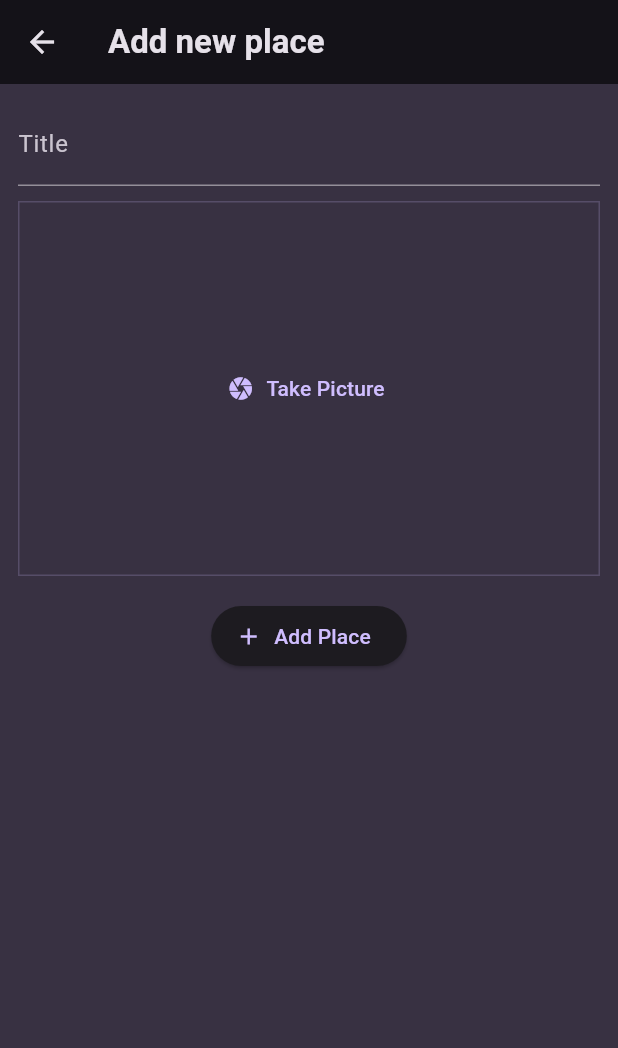
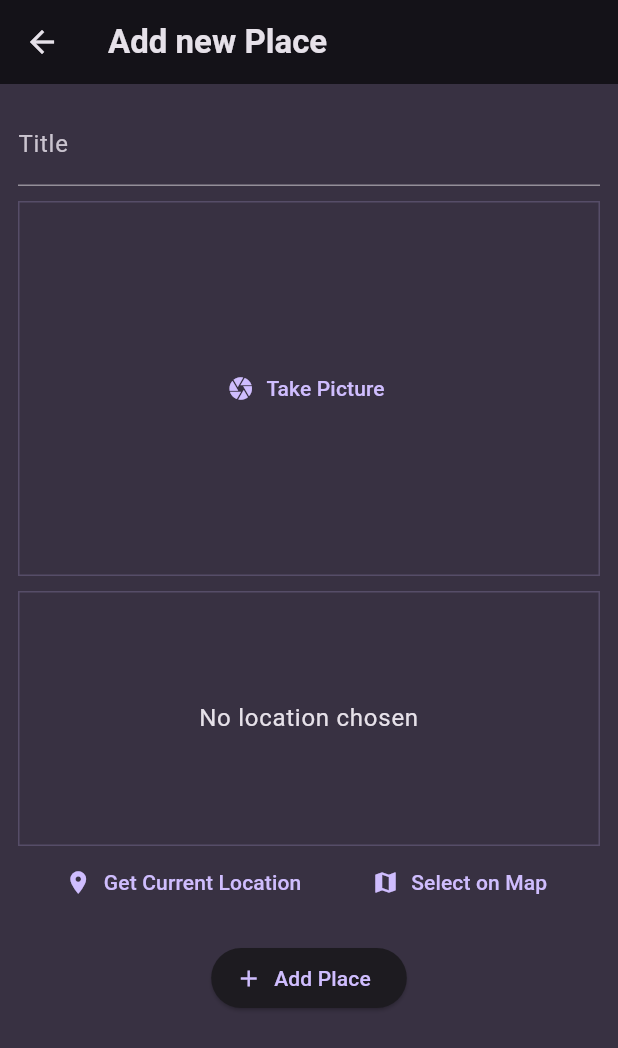
Before and after one commit to DINESH-JUMANI/Flutter-Projects, a Flutter app: the AddPlaceScreen screen opened directly, on a phone screen of 412 x 824 dp. Shown: the top 1048 px of the screen. Run offline on Flutter 3.47's test engine with Material 3 defaults, Android fonts, the phone set to English and light mode, and no system bars; our stand-ins replace flutter_riverpod, google_fonts, google_maps_flutter, image_picker, location, sqflite and 1 more; accounts and stored records are empty.

Commit message:
Added google maps

```diff
--- a/favorite_places/lib/main.dart
+++ b/favorite_places/lib/main.dart
@@ -1,7 +1,8 @@
-import 'package:favorite_places/screens/places.dart';
 import 'package:flutter/material.dart';
 import 'package:flutter_riverpod/flutter_riverpod.dart';
 import 'package:google_fonts/google_fonts.dart';
+
+import 'package:favorite_places/screens/places.dart';
 
 final colorScheme = ColorScheme.fromSeed(
   brightness: Brightness.dark,
@@ -33,7 +34,7 @@ void main() {
 }
 
 class MyApp extends StatelessWidget {
-  const MyApp({Key? key}) : super(key: key);
+  const MyApp({super.key});
 
   @override
   Widget build(BuildContext context) {
--- a/favorite_places/lib/models/place.dart
+++ b/favorite_places/lib/models/place.dart
@@ -1,13 +1,30 @@
 import 'dart:io';
-
 import 'package:uuid/uuid.dart';
 
 const uuid = Uuid();
 
+class PlaceLocation {
+  const PlaceLocation({
+    required this.latitude,
+    required this.longitude,
+    required this.address,
+  });
+
+  final double latitude;
+  final double longitude;
+  final String address;
+}
+
 class Place {
-  Place({required this.title, required this.image}) : id = uuid.v4();
+  Place({
+    required this.title,
+    required this.image,
+    required this.location,
+    String? id,
+  }) : id = id ?? uuid.v4();
 
   final String id;
   final String title;
   final File image;
+  final PlaceLocation location;
 }
--- a/favorite_places/lib/screens/add_place.dart
+++ b/favorite_places/lib/screens/add_place.dart
@@ -1,9 +1,12 @@
 import 'dart:io';
 
+import 'package:favorite_places/models/place.dart';
+import 'package:favorite_places/widgets/location_input.dart';
+import 'package:flutter_riverpod/flutter_riverpod.dart';
+import 'package:flutter/material.dart';
+
+import 'package:favorite_places/widgets/image_input.dart';
 import 'package:favorite_places/providers/user_places.dart';
-import 'package:favorite_places/widgets/image_input.dart';
-import 'package:flutter/material.dart';
-import 'package:flutter_riverpod/flutter_riverpod.dart';
 
 class AddPlaceScreen extends ConsumerStatefulWidget {
   const AddPlaceScreen({super.key});
@@ -17,29 +20,35 @@ class AddPlaceScreen extends ConsumerStatefulWidget {
 class _AddPlaceScreenState extends ConsumerState<AddPlaceScreen> {
   final _titleController = TextEditingController();
   File? _selectedImage;
+  PlaceLocation? _selectedLocation;
 
   void _savePlace() {
     final enteredTitle = _titleController.text;
-    if (enteredTitle.isEmpty || _selectedImage == null) {
+
+    if (enteredTitle.isEmpty ||
+        _selectedImage == null ||
+        _selectedLocation == null) {
       return;
     }
+
     ref
         .read(userPlacesProvider.notifier)
-        .addPlace(enteredTitle, _selectedImage!);
+        .addPlace(enteredTitle, _selectedImage!, _selectedLocation!);
+
     Navigator.of(context).pop();
   }
 
   @override
   void dispose() {
+    _titleController.dispose();
     super.dispose();
-    _titleController.dispose();
   }
 
   @override
   Widget build(BuildContext context) {
     return Scaffold(
       appBar: AppBar(
-        title: const Text('Add new place'),
+        title: const Text('Add new Place'),
       ),
       body: SingleChildScrollView(
         padding: const EdgeInsets.all(12),
@@ -58,12 +67,18 @@ class _AddPlaceScreenState extends ConsumerState<AddPlaceScreen> {
                 _selectedImage = image;
               },
             ),
+            const SizedBox(height: 10),
+            LocationInput(
+              onSelectLocation: (location) {
+                _selectedLocation = location;
+              },
+            ),
             const SizedBox(height: 16),
             ElevatedButton.icon(
               onPressed: _savePlace,
               icon: const Icon(Icons.add),
               label: const Text('Add Place'),
-            )
+            ),
           ],
         ),
       ),
--- /dev/null
+++ b/favorite_places/lib/widgets/location_input.dart
@@ -0,0 +1,162 @@
+import 'dart:convert';
+
+import 'package:flutter/material.dart';
+import 'package:google_maps_flutter/google_maps_flutter.dart';
+
+import 'package:location/location.dart';
+import 'package:http/http.dart' as http;
+
+import 'package:favorite_places/screens/map.dart';
+import 'package:favorite_places/models/place.dart';
+
+class LocationInput extends StatefulWidget {
+  const LocationInput({super.key, required this.onSelectLocation});
+
+  final void Function(PlaceLocation location) onSelectLocation;
+
+  @override
+  State<LocationInput> createState() {
+    return _LocationInputState();
+  }
+}
+
+class _LocationInputState extends State<LocationInput> {
+  PlaceLocation? _pickedLocation;
+  var _isGettingLocation = false;
+
+  String get locationImage {
+    if (_pickedLocation == null) {
+      return '';
+    }
+    final lat = _pickedLocation!.latitude;
+    final lng = _pickedLocation!.longitude;
+    return 'https://maps.googleapis.com/maps/api/staticmap?center=$lat,$lng=&zoom=16&size=600x300&maptype=roadmap&markers=color:red%7Clabel:A%7C$lat,$lng&key=AIzaSyDLcwxUggpPZo8lcbH0TB4Crq5SJjtj4ag';
+  }
+
+  Future<void> _savePlace(double latitude, double longitude) async {
+    final url = Uri.parse(
+        'https://maps.googleapis.com/maps/api/geocode/json?latlng=$latitude,$longitude&key=AIzaSyDLcwxUggpPZo8lcbH0TB4Crq5SJjtj4ag');
+    final response = await http.get(url);
+    final resData = json.decode(response.body);
+    final address = resData['results'][0]['formatted_address'];
+
+    setState(() {
+      _pickedLocation = PlaceLocation(
+        latitude: latitude,
+        longitude: longitude,
+        address: address,
+      );
+      _isGettingLocation = false;
+    });
+
+    widget.onSelectLocation(_pickedLocation!);
+  }
+
+  void _getCurrentLocation() async {
+    Location location = Location();
+
+    bool serviceEnabled;
+    PermissionStatus permissionGranted;
+    LocationData locationData;
+
+    serviceEnabled = await location.serviceEnabled();
+    if (!serviceEnabled) {
+      serviceEnabled = await location.requestService();
+      if (!serviceEnabled) {
+        return;
+      }
+    }
+
+    permissionGranted = await location.hasPermission();
+    if (permissionGranted == PermissionStatus.denied) {
+      permissionGranted = await location.requestPermission();
+      if (permissionGranted != PermissionStatus.granted) {
+        return;
+      }
+    }
+
+    setState(() {
+      _isGettingLocation = true;
+    });
+
+    locationData = await location.getLocation();
+    final lat = locationData.latitude;
+    final lng = locationData.longitude;
+
+    if (lat == null || lng == null) {
+      return;
+    }
+
+    _savePlace(lat, lng);
+  }
+
+  void _selectOnMap() async {
+    final pickedLocation = await Navigator.of(context).push<LatLng>(
+      MaterialPageRoute(
+        builder: (ctx) => const MapScreen(),
+      ),
+    );
+
+    if (pickedLocation == null) {
+      return;
+    }
+
+    _savePlace(pickedLocation.latitude, pickedLocation.longitude);
+  }
+
+  @override
+  Widget build(BuildContext context) {
+    Widget previewContent = Text(
+      'No location chosen',
+      textAlign: TextAlign.center,
+      style: Theme.of(context).textTheme.bodyLarge!.copyWith(
+            color: Theme.of(context).colorScheme.onBackground,
+          ),
+    );
+
+    if (_pickedLocation != null) {
+      previewContent = Image.network(
+        locationImage,
+        fit: BoxFit.cover,
+        width: double.infinity,
+        height: double.infinity,
+      );
+    }
+
+    if (_isGettingLocation) {
+      previewContent = const CircularProgressIndicator();
+    }
+
+    return Column(
+      children: [
+        Container(
+          height: 170,
+          width: double.infinity,
+          alignment: Alignment.center,
+          decoration: BoxDecoration(
+            border: Border.all(
+              width: 1,
+              color: Theme.of(context).colorScheme.primary.withOpacity(0.2),
+            ),
+          ),
+          child: previewContent,
+        ),
+        Row(
+          mainAxisAlignment: MainAxisAlignment.spaceEvenly,
+          children: [
+            TextButton.icon(
+              icon: const Icon(Icons.location_on),
+              label: const Text('Get Current Location'),
+              onPressed: _getCurrentLocation,
+            ),
+            TextButton.icon(
+              icon: const Icon(Icons.map),
+              label: const Text('Select on Map'),
+              onPressed: _selectOnMap,
+            ),
+          ],
+        ),
+      ],
+    );
+  }
+}
--- a/favorite_places/lib/widgets/places_list.dart
+++ b/favorite_places/lib/widgets/places_list.dart
@@ -1,9 +1,11 @@
-import 'package:favorite_places/models/place.dart';
 import 'package:favorite_places/screens/place_detail.dart';
 import 'package:flutter/material.dart';
 
+import 'package:favorite_places/models/place.dart';
+
 class PlacesList extends StatelessWidget {
   const PlacesList({super.key, required this.places});
+
   final List<Place> places;
 
   @override
@@ -18,6 +20,7 @@ class PlacesList extends StatelessWidget {
         ),
       );
     }
+
     return ListView.builder(
       itemCount: places.length,
       itemBuilder: (ctx, index) => ListTile(
@@ -28,6 +31,12 @@ class PlacesList extends StatelessWidget {
         title: Text(
           places[index].title,
           style: Theme.of(context).textTheme.titleMedium!.copyWith(
+                color: Theme.of(context).colorScheme.onBackground,
+              ),
+        ),
+        subtitle: Text(
+          places[index].location.address,
+          style: Theme.of(context).textTheme.bodySmall!.copyWith(
                 color: Theme.of(context).colorScheme.onBackground,
               ),
         ),
```
Also changed, not shown: favorite_places/lib/providers/user_places.dart (+58 -3 lines), favorite_places/lib/screens/map.dart (added, +74 -0 lines), favorite_places/lib/screens/place_detail.dart (+59 -1 lines), favorite_places/lib/screens/places.dart (+30 -8 lines), favorite_places/lib/widgets/image_input.dart (+3 -4 lines), favorite_places/pubspec.yaml (+10 -4 lines), favorite_places/pubspec.lock, 4 other files.
